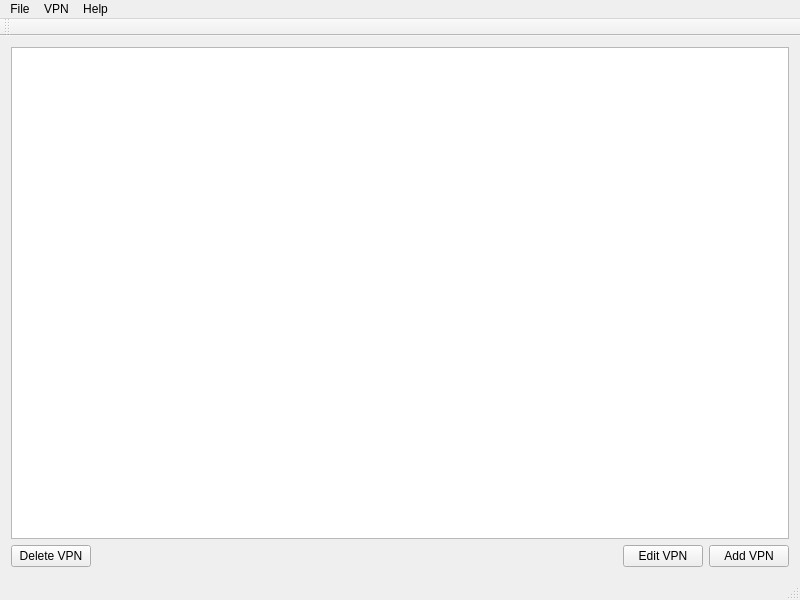
This is mainwindow.ui in theinvisible/openfortigui as Qt 5 draws it before an edit. The edited form follows.
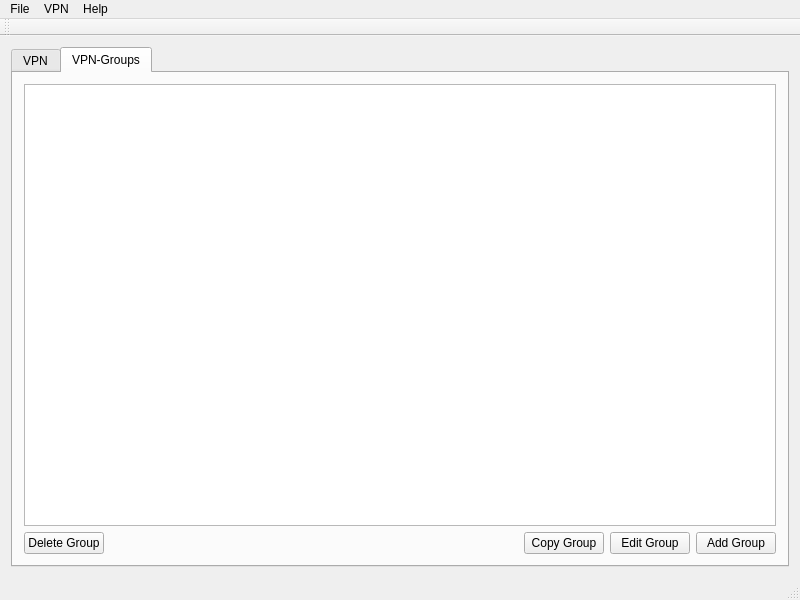
This is the edited form. The open tabs and pages were chosen to show the change. Icons and pictures are not drawn.

Commit message: Adding vpn-group feature

```diff
--- a/mainwindow.ui
+++ b/mainwindow.ui
@@ -16,6 +16,16 @@
   <widget class="QWidget" name="centralWidget">
    <layout class="QVBoxLayout" name="verticalLayout">
     <item>
+     <widget class="QTabWidget" name="tabWidget">
+      <property name="currentIndex">
+       <number>0</number>
+      </property>
+      <widget class="QWidget" name="tab">
+       <attribute name="title">
+        <string>VPN</string>
+       </attribute>
+       <layout class="QVBoxLayout" name="verticalLayout_2">
+        <item>
      <widget class="QTreeView" name="tvVpnProfiles">
       <property name="editTriggers">
        <set>QAbstractItemView::NoEditTriggers</set>
@@ -74,6 +84,65 @@
     </item>
    </layout>
   </widget>
+      <widget class="QWidget" name="tab_2">
+       <attribute name="title">
+        <string>VPN-Groups</string>
+       </attribute>
+       <layout class="QVBoxLayout" name="verticalLayout_3">
+        <item>
+         <widget class="QTreeView" name="tvVPNGroups"/>
+        </item>
+        <item>
+         <layout class="QHBoxLayout" name="horizontalLayout_2">
+          <item>
+           <widget class="QPushButton" name="btnDeleteGroup">
+            <property name="text">
+             <string>Delete Group</string>
+            </property>
+           </widget>
+          </item>
+          <item>
+           <spacer name="horizontalSpacer_2">
+            <property name="orientation">
+             <enum>Qt::Horizontal</enum>
+            </property>
+            <property name="sizeHint" stdset="0">
+             <size>
+              <width>40</width>
+              <height>20</height>
+             </size>
+            </property>
+           </spacer>
+          </item>
+          <item>
+           <widget class="QPushButton" name="btnCopyGroup">
+            <property name="text">
+             <string>Copy Group</string>
+            </property>
+           </widget>
+          </item>
+          <item>
+           <widget class="QPushButton" name="btnEditGroup">
+            <property name="text">
+             <string>Edit Group</string>
+            </property>
+           </widget>
+          </item>
+          <item>
+           <widget class="QPushButton" name="btnAddGroup">
+            <property name="text">
+             <string>Add Group</string>
+            </property>
+           </widget>
+          </item>
+         </layout>
+        </item>
+       </layout>
+      </widget>
+     </widget>
+    </item>
+   </layout>
+  </widget>
   <widget class="QMenuBar" name="menuBar">
    <property name="geometry">
     <rect>
```
Left out of the diff: 10 changed lines with no effect on the pictures. Lines whose indentation alone changed are shown as unchanged. The commit also changes 14 other files.
